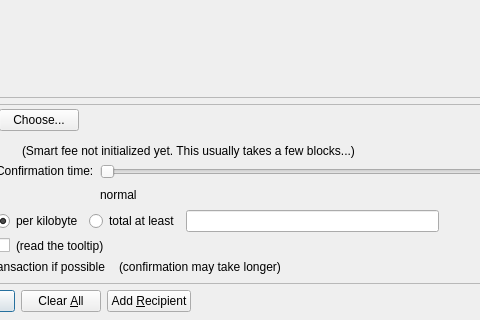
First picture: the form in src/qt/forms/sendcoinsdialog.ui, repository FeatherCoin/Feathercoin, before the edit; both pictures show x 146 to 626 and y 206 to 526 of the 850 by 526 pixel window.
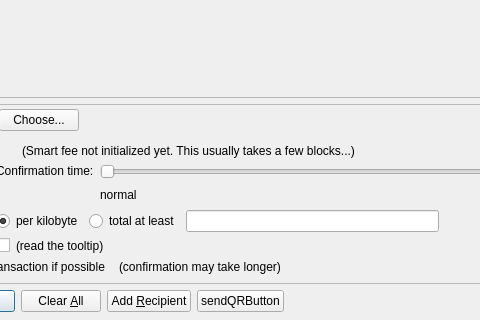
Second picture: the form after the edit. Icons and pictures are not drawn. Custom widgets are drawn as their Qt base class.

```diff
--- a/src/qt/forms/sendcoinsdialog.ui
+++ b/src/qt/forms/sendcoinsdialog.ui
@@ -1309,6 +1309,17 @@
        </property>
       </widget>
      </item>
+     <item>
+      <widget class="QPushButton" name="sendQRButton">
+       <property name="text">
+        <string>sendQRButton</string>
+       </property>
+       <property name="icon">
+        <iconset resource="../bitcoin.qrc">
+         <normaloff>:/icons/qrcode</normaloff>:/icons/qrcode</iconset>
+       </property>
+      </widget>
+     </item>
      <item>
       <spacer name="horizontalSpacer">
        <property name="orientation">
```
Left out of the diff: 2 changed lines with no effect on the pictures.
